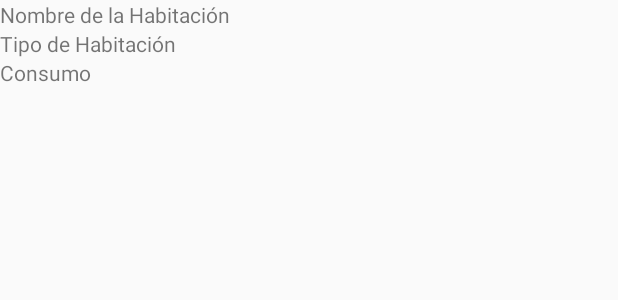
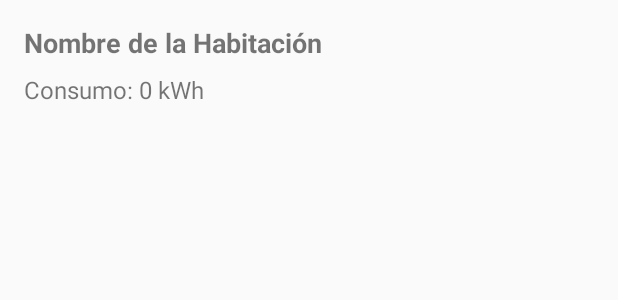
Before and after one commit to franlopezsoto/MonConsumo, an Android app: the layout room_item.xml on its own in the app's theme, with its tools: preview values and no code run, on a phone screen of 412 x 824 dp. Shown: the top 300 px of the screen. Run offline under Robolectric (Android 15) with nearby library versions, the phone set to English and light mode, and no system bars.

```diff
--- a/app/build.gradle.kts
+++ b/app/build.gradle.kts
@@ -42,6 +42,7 @@ android {
 }
 
 dependencies {
+    implementation(libs.androidx.recyclerview)
     dependencies {
         implementation("androidx.core:core-ktx:1.8.0")
         implementation("androidx.lifecycle:lifecycle-runtime-ktx:2.5.1")
--- a/app/src/main/res/layout/item_room.xml
+++ b/app/src/main/res/layout/room_item.xml
@@ -1,24 +1,23 @@
 <?xml version="1.0" encoding="utf-8"?>
 <LinearLayout xmlns:android="http://schemas.android.com/apk/res/android"
+    android:layout_width="match_parent"
+    android:layout_height="wrap_content"
     android:orientation="vertical"
-    android:layout_width="match_parent"
-    android:layout_height="wrap_content">
+    android:padding="16dp">
 
     <TextView
         android:id="@+id/roomNameTextView"
         android:layout_width="wrap_content"
         android:layout_height="wrap_content"
-        android:text="Nombre de la Habitación" />
-
-    <TextView
-        android:id="@+id/roomTypeTextView"
-        android:layout_width="wrap_content"
-        android:layout_height="wrap_content"
-        android:text="Tipo de Habitación" />
+        android:text="Nombre de la Habitación"
+        android:textSize="18sp"
+        android:textStyle="bold" />
 
     <TextView
         android:id="@+id/roomConsumptionTextView"
         android:layout_width="wrap_content"
         android:layout_height="wrap_content"
-        android:text="Consumo" />
+        android:text="Consumo: 0 kWh"
+        android:textSize="16sp"
+        android:layout_marginTop="8dp" />
 </LinearLayout>
```
Also changed, not shown: app/src/main/java/com/example/monitoreoconsumodelhogar/RoomAdapter.java (+8 -10 lines), app/src/main/res/layout/activity_main.xml (+26 -9 lines).
